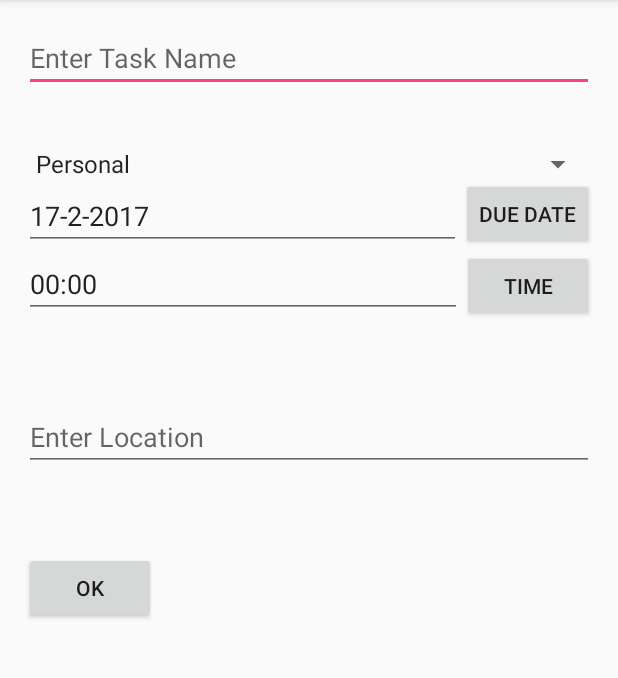
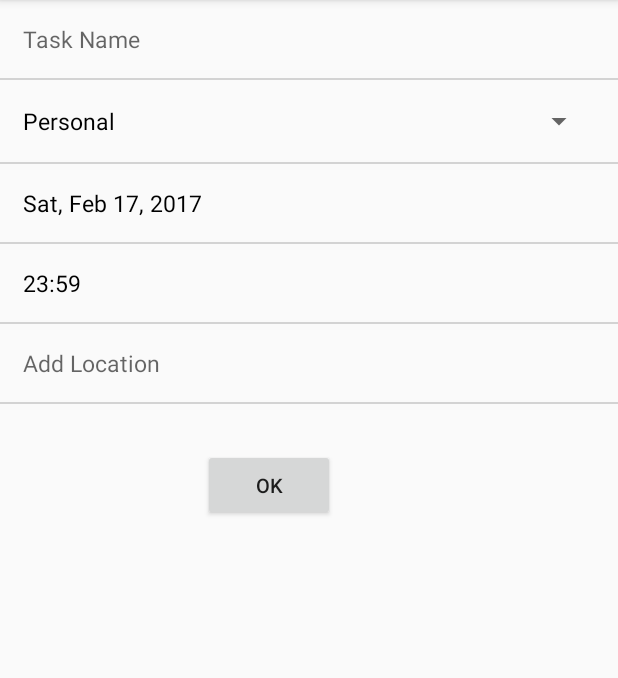
Before and after one commit to karthiknara99/Natural-User-Interaction, an Android app: the CreateTaskActivity screen opened directly, with no data from a screen before it, on a phone screen of 412 x 824 dp, the part 84-762 px from its top. Run offline under Robolectric (Android 15) with nearby library versions, the phone set to English and light mode, and no system bars.

Commit message:
CreateTaskPage Edited

```diff
--- a/ToDoListApp/app/src/main/java/com/teamnougat/todolistapp/CreateTaskActivity.java
+++ b/ToDoListApp/app/src/main/java/com/teamnougat/todolistapp/CreateTaskActivity.java
@@ -8,27 +8,34 @@ import android.app.DatePickerDialog;
 import android.app.TimePickerDialog;
 import android.util.Log;
 import android.view.View;
+import android.widget.ArrayAdapter;
 import android.widget.Button;
 import android.widget.DatePicker;
 import android.widget.EditText;
 import android.widget.Spinner;
+import android.widget.TextView;
 import android.widget.TimePicker;
 import android.widget.Toast;
 
 import com.teamnougat.todolistapp.db.TaskContract;
 import com.teamnougat.todolistapp.db.TaskDbHelper;
 
+import java.text.SimpleDateFormat;
 import java.util.Calendar;
+import java.util.Date;
 
 public class CreateTaskActivity extends AppCompatActivity implements View.OnClickListener{
 
     private static final String TAG = "CreateTaskActivity";
     private TaskDbHelper myHelper;
 
-    Button btnDatePicker, btnTimePicker, btnSubmit;
-    Spinner spTaskType;
-    EditText txtDate, txtTime, txtTitle, txtLocation;
-    private int mYear, mMonth, mDay, mHour, mMinute;
+    Button csubmit;
+    Spinner ctaskType;
+    EditText ctaskName, clocation;
+    TextView cdate, ctime;
+    private int mYear, mMonth, mDate, mDay, mHour, mMinute;
+    private String sDay, sMonth, sHour, sMinute;
+
     @Override
     protected void onCreate(Bundle savedInstanceState) {
         super.onCreate(savedInstanceState);
@@ -36,26 +43,70 @@ public class CreateTaskActivity extends AppCompatActivity implements View.OnClic
 
         myHelper = new TaskDbHelper(this);
 
-        btnDatePicker=(Button)findViewById(R.id.btnDatePick);
-        btnTimePicker=(Button)findViewById(R.id.btnTimePick);
-        txtDate=(EditText)findViewById(R.id.txt_DueDate);
-        txtTime=(EditText)findViewById(R.id.txt_DueTime);
-        txtTitle=(EditText)findViewById(R.id.txt_taskName);
-        txtLocation=(EditText)findViewById(R.id.txt_Location);
-        btnSubmit=(Button)findViewById(R.id.btn_Submit);
-        spTaskType = (Spinner) findViewById(R.id.sp_taskTypes);
+        Spinner taskType = (Spinner) findViewById(R.id.create_taskType);
+        ArrayAdapter<CharSequence> typeAdapter = ArrayAdapter.createFromResource(
+                this, R.array.task_types, R.layout.spinner_item);
+        typeAdapter.setDropDownViewResource(R.layout.spinner_item);
+        taskType.setAdapter(typeAdapter);
 
+        ctaskName = (EditText)findViewById(R.id.create_taskName);
+        ctaskType = (Spinner) findViewById(R.id.create_taskType);
+        cdate = (TextView) findViewById(R.id.create_date);
+        ctime = (TextView) findViewById(R.id.create_time);
+        clocation = (EditText)findViewById(R.id.create_location);
+        csubmit = (Button)findViewById(R.id.create_submit);
 
         final Calendar c = Calendar.getInstance();
         mYear = c.get(Calendar.YEAR);
         mMonth = c.get(Calendar.MONTH);
-        mDay = c.get(Calendar.DAY_OF_MONTH);
-        txtDate.setText(mDay + "-" + (mMonth + 1) + "-" + mYear);
-        txtTime.setText("00" + ":" + "00");
+        mDate = c.get(Calendar.DAY_OF_MONTH);
+        mDay = c.get(Calendar.DAY_OF_WEEK);
+        sDay = findDay(mDay);
+        sMonth = findMonth(mMonth);
+        mHour = c.get(Calendar.HOUR_OF_DAY);
+        mMinute = c.get(Calendar.MINUTE);
+        sHour = "";
+        sMinute = "";
 
-        btnDatePicker.setOnClickListener(this);
-        btnTimePicker.setOnClickListener(this);
-        btnSubmit.setOnClickListener(this);
+        cdate.setText( sDay + ", " + sMonth + " " + mDate + ", " + mYear );
+        ctime.setText("23" + ":" + "59");
+
+        cdate.setOnClickListener(this);
+        ctime.setOnClickListener(this);
+        csubmit.setOnClickListener(this);
+    }
+
+    public String findDay( int mDay ){
+        String sDay = "";
+        switch(mDay){
+            case 0: sDay = "Sun";   break;
+            case 1: sDay = "Mon";   break;
+            case 2: sDay = "Tue";   break;
+            case 3: sDay = "Wed";   break;
+            case 4: sDay = "Thu";   break;
+            case 5: sDay = "Fri";   break;
+            case 6: sDay = "Sat";   break;
+        }
+        return sDay;
+    }
+
+    public String findMonth( int mMonth ){
+        String sMonth = "";
+        switch(mMonth){
+            case 0: sMonth = "Jan";   break;
+            case 1: sMonth = "Feb";   break;
+            case 2: sMonth = "Mar";   break;
+            case 3: sMonth = "Apr";   break;
+            case 4: sMonth = "May";   break;
+            case 5: sMonth = "Jun";   break;
+            case 6: sMonth = "Jul";   break;
+            case 7: sMonth = "Aug";   break;
+            case 8: sMonth = "Sep";   break;
+            case 9: sMonth = "Oct";   break;
+            case 10: sMonth = "Nov";   break;
+            case 11: sMonth = "Dec";   break;
+        }
+        return sMonth;
     }
 
     public void insertDb() {
@@ -63,12 +114,12 @@ public class CreateTaskActivity extends AppCompatActivity implements View.OnClic
 
         ContentValues values = new ContentValues();
 
-        values.put(TaskContract.TaskEntry.COL_TASK_TITLE, txtTitle.getText().toString());
-        values.put(TaskContract.TaskEntry.COL_TASK_TYPE, spTaskType.getSelectedItem().toString());
-        values.put(TaskContract.TaskEntry.COL_TASK_DUEDATE, txtDate.getText().toString());
-        values.put(TaskContract.TaskEntry.COL_TASK_DUETIME, txtTime.getText().toString());
-        if(!txtLocation.getText().toString().isEmpty())
-            values.put(TaskContract.TaskEntry.COL_TASK_LOCATION, txtLocation.getText().toString());
+        values.put(TaskContract.TaskEntry.COL_TASK_TITLE, ctaskName.getText().toString());
+        values.put(TaskContract.TaskEntry.COL_TASK_TYPE, ctaskType.getSelectedItem().toString());
+        values.put(TaskContract.TaskEntry.COL_TASK_DUEDATE, cdate.getText().toString());
+        values.put(TaskContract.TaskEntry.COL_TASK_DUETIME, ctime.getText().toString());
+        if(!clocation.getText().toString().isEmpty())
+            values.put(TaskContract.TaskEntry.COL_TASK_LOCATION, clocation.getText().toString());
 
         db.insert(TaskContract.TaskEntry.TABLE, null, values);
         Log.d(TAG, "Inserted");
@@ -77,8 +128,8 @@ public class CreateTaskActivity extends AppCompatActivity implements View.OnClic
 
     @Override
     public void onClick(View v) {
-        if(v == btnSubmit){
-            if(txtTitle.getText().toString().isEmpty()){
+        if( v == csubmit ){
+            if( ctaskName.getText().toString().isEmpty() ){
                 Toast.makeText(this, "Task Name Empty", Toast.LENGTH_SHORT).show();
             }
             else{
@@ -87,47 +138,43 @@ public class CreateTaskActivity extends AppCompatActivity implements View.OnClic
                 finish();
             }
         }
-        if (v == btnDatePicker) {
+        if( v == cdate ) {
+            final Calendar c = Calendar.getInstance();
 
-            // Get Current Date
+            DatePickerDialog d = new DatePickerDialog(this,
+                    new DatePickerDialog.OnDateSetListener() {
+                        @Override
+                        public void onDateSet(DatePicker view, int year, int monthOfYear, int dayOfMonth) {
+                            SimpleDateFormat sdf = new SimpleDateFormat("EEE");
+                            Date date = new Date(year, monthOfYear, dayOfMonth-1);
+                            String dayOfWeek = sdf.format(date);
+                            mDate = dayOfMonth;
+                            mMonth = monthOfYear;
+                            sMonth = findMonth(monthOfYear);
+                            mYear = year;
+                            cdate.setText( dayOfWeek + ", " + sMonth + " " + mDate + ", " + mYear );
+                        }
+                    }, mYear, mMonth, mDate);
+            d.show();
+        }
+        if( v == ctime ) {
             final Calendar c = Calendar.getInstance();
-            mYear = c.get(Calendar.YEAR);
-            mMonth = c.get(Calendar.MONTH);
-            mDay = c.get(Calendar.DAY_OF_MONTH);
-
-
-            DatePickerDialog datePickerDialog = new DatePickerDialog(this,
-                    new DatePickerDialog.OnDateSetListener() {
-
+            TimePickerDialog t = new TimePickerDialog(this,
+                    new TimePickerDialog.OnTimeSetListener() {
                         @Override
-                        public void onDateSet(DatePicker view, int year,
-                                              int monthOfYear, int dayOfMonth) {
-
-                            txtDate.setText(dayOfMonth + "-" + (monthOfYear + 1) + "-" + year);
-
-                        }
-                    }, mYear, mMonth, mDay);
-            datePickerDialog.show();
-        }
-        if (v == btnTimePicker) {
-
-            // Get Current Time
-            final Calendar c = Calendar.getInstance();
-            mHour = c.get(Calendar.HOUR_OF_DAY);
-            mMinute = c.get(Calendar.MINUTE);
-
-            // Launch Time Picker Dialog
-            TimePickerDialog timePickerDialog = new TimePickerDialog(this,
-                    new TimePickerDialog.OnTimeSetListener() {
-
-                        @Override
-                        public void onTimeSet(TimePicker view, int hourOfDay,
-                                              int minute) {
-
-                            txtTime.setText(hourOfDay + ":" + minute);
+                        public void onTimeSet(TimePicker view, int hourOfDay, int minute) {
+                            mHour = hourOfDay;
+                            mMinute = minute;
+                            if( mHour < 10 )
+                                sHour = "0";
+                            sHour += "" + mHour;
+                            if( mMinute < 10 )
+                                sMinute = "0";
+                            sMinute += "" + mMinute;
+                            ctime.setText(sHour + ":" + sMinute);
                         }
                     }, mHour, mMinute, false);
-            timePickerDialog.show();
+            t.show();
         }
     }
 }
--- a/ToDoListApp/app/src/main/java/com/teamnougat/todolistapp/MainActivity.java
+++ b/ToDoListApp/app/src/main/java/com/teamnougat/todolistapp/MainActivity.java
@@ -65,6 +65,9 @@ public class MainActivity extends AppCompatActivity {
         String selectQuery = "SELECT " + TaskContract.TaskEntry.COL_TASK_TITLE + ", "
                 + TaskContract.TaskEntry.COL_TASK_TYPE + ", " + TaskContract.TaskEntry.COL_TASK_DUEDATE + " FROM " + TaskContract.TaskEntry.TABLE
                 + " WHERE " + TaskContract.TaskEntry.COL_TASK_KEY + " ORDER BY " + TaskContract.TaskEntry.COL_TASK_DUEDATE + ";";
+        /*
+        SELECT TITLE, TYPE, DUEDATE FROM TASKS WHERE KEY ORDER BY DUEDATE;
+         */
 
         Cursor cursor = db.rawQuery(selectQuery, null);
 
--- a/ToDoListApp/app/src/main/res/layout/activity_create_task.xml
+++ b/ToDoListApp/app/src/main/res/layout/activity_create_task.xml
@@ -4,96 +4,101 @@
     android:id="@+id/activity_create_task"
     android:layout_width="match_parent"
     android:layout_height="match_parent"
-    android:paddingBottom="@dimen/activity_vertical_margin"
-    android:paddingLeft="@dimen/activity_horizontal_margin"
-    android:paddingRight="@dimen/activity_horizontal_margin"
-    android:paddingTop="@dimen/activity_vertical_margin"
     tools:context="com.teamnougat.todolistapp.CreateTaskActivity">
 
-<EditText
-    android:layout_width="match_parent"
-    android:layout_height="wrap_content"
-    android:id="@+id/txt_taskName"
-    android:layout_alignParentTop="true"
-    android:layout_alignParentLeft="true"
-    android:layout_alignParentStart="true"
-    android:layout_alignParentRight="true"
-    android:layout_alignParentEnd="true"
-    android:hint="Enter Task Name"/>
+    <LinearLayout android:id="@+id/Text"
+        android:layout_width="match_parent"
+        android:layout_height="wrap_content"
+        android:orientation="vertical">
 
-<Spinner
-    android:layout_width="match_parent"
-    android:layout_height="wrap_content"
-    android:id="@+id/sp_taskTypes"
-    android:entries="@array/task_types"
-    android:layout_below="@+id/txt_taskName"
-    android:layout_alignParentLeft="true"
-    android:layout_alignParentStart="true"
-    android:layout_marginTop="36dp"
-    android:spinnerMode="dropdown"/>
+        <EditText
+            android:id="@+id/create_taskName"
+            android:layout_width="match_parent"
+            android:layout_height="wrap_content"
+            android:layout_margin="15dp"
+            android:hint="Task Name"
+            android:textSize="15dp"
+            android:textColor="#000"
+            android:background="@android:color/transparent"/>
 
-<Button
-    android:layout_width="wrap_content"
-    android:layout_height="wrap_content"
-    android:text="Due Date"
-    android:id="@+id/btnDatePick"
-    android:layout_alignBottom="@+id/txt_DueDate"
-    android:layout_alignRight="@+id/sp_taskTypes"
-    android:layout_alignEnd="@+id/sp_taskTypes" />
+        <TextView
+            android:id="@+id/line1"
+            android:layout_width="fill_parent"
+            android:layout_height="1dp"
+            android:text=" "
+            android:background="#d3d3d3" />
 
-<EditText
-    android:layout_width="wrap_content"
-    android:layout_height="wrap_content"
-    android:inputType="date"
-    android:ems="10"
-    android:id="@+id/txt_DueDate"
-    android:layout_below="@+id/sp_taskTypes"
-    android:layout_alignParentLeft="true"
-    android:layout_alignParentStart="true"
-    android:layout_toLeftOf="@+id/btnDatePick"
-    android:layout_toStartOf="@+id/btnDatePick" />
+        <Spinner
+            android:id="@+id/create_taskType"
+            android:layout_width="match_parent"
+            android:layout_height="wrap_content"
+            android:layout_margin="15dp"/>
 
-<EditText
-    android:layout_width="wrap_content"
-    android:layout_height="wrap_content"
-    android:inputType="time"
-    android:ems="10"
-    android:id="@+id/txt_DueTime"
-    android:layout_below="@+id/txt_DueDate"
-    android:layout_alignParentLeft="true"
-    android:layout_alignParentStart="true"
-    android:layout_toLeftOf="@+id/btnTimePick"
-    android:layout_toStartOf="@+id/btnTimePick" />
+        <TextView
+            android:id="@+id/line2"
+            android:layout_width="fill_parent"
+            android:layout_height="1dp"
+            android:text=" "
+            android:background="#d3d3d3"/>
 
-<Button
-    android:layout_width="wrap_content"
-    android:layout_height="wrap_content"
-    android:text="Time"
-    android:id="@+id/btnTimePick"
-    android:layout_below="@+id/btnDatePick"
-    android:layout_alignParentRight="true"
-    android:layout_alignParentEnd="true" />
+        <TextView
+            android:id="@+id/create_date"
+            android:layout_width="wrap_content"
+            android:layout_height="wrap_content"
+            android:layout_margin="15dp"
+            android:textSize="15dp"
+            android:textColor="#000"
+            android:background="@android:color/transparent" />
 
-<EditText
-    android:layout_width="match_parent"
-    android:layout_height="wrap_content"
-    android:id="@+id/txt_Location"
-    android:layout_below="@+id/btnTimePick"
-    android:layout_alignParentLeft="true"
-    android:layout_alignParentStart="true"
-    android:layout_marginTop="54dp"
-    android:layout_alignRight="@+id/btnTimePick"
-    android:layout_alignEnd="@+id/btnTimePick"
-    android:hint="Enter Location"/>
+        <TextView
+            android:id="@+id/line3"
+            android:layout_width="fill_parent"
+            android:layout_height="1dp"
+            android:text=" "
+            android:background="#d3d3d3"/>
 
-<Button
-    android:layout_width="wrap_content"
-    android:layout_height="wrap_content"
-    android:text="OK"
-    android:id="@+id/btn_Submit"
-    android:layout_below="@+id/txt_Location"
-    android:layout_alignParentLeft="true"
-    android:layout_alignParentStart="true"
-    android:layout_marginTop="54dp" />
+        <TextView
+            android:id="@+id/create_time"
+            android:layout_width="wrap_content"
+            android:layout_height="wrap_content"
+            android:layout_margin="15dp"
+            android:textSize="15dp"
+            android:textColor="#000"
+            android:background="@android:color/transparent"/>
+
+        <TextView
+            android:id="@+id/line4"
+            android:layout_width="fill_parent"
+            android:layout_height="1dp"
+            android:text=" "
+            android:background="#d3d3d3"/>
+
+        <EditText
+            android:id="@+id/create_location"
+            android:layout_width="match_parent"
+            android:layout_height="wrap_content"
+            android:layout_margin="15dp"
+            android:hint="Add Location"
+            android:textSize="15dp"
+            android:textColor="#000"
+            android:background="@android:color/transparent"/>
+
+        <TextView
+            android:id="@+id/line5"
+            android:layout_width="fill_parent"
+            android:layout_height="1dp"
+            android:text=" "
+            android:background="#d3d3d3"/>
+
+        <Button
+            android:id="@+id/create_submit"
+            android:layout_width="wrap_content"
+            android:layout_height="wrap_content"
+            android:layout_marginTop="30dp"
+            android:layout_marginLeft="135dp"
+            android:text="OK"
+            android:textSize="13dp"/>
+
+    </LinearLayout>
 
 </RelativeLayout>
--- a/ToDoListApp/app/src/main/res/layout/item_todo.xml
+++ b/ToDoListApp/app/src/main/res/layout/item_todo.xml
@@ -2,10 +2,12 @@
 <RelativeLayout xmlns:android="http://schemas.android.com/apk/res/android"
     android:layout_width="fill_parent"
     android:layout_height="wrap_content">
+
     <LinearLayout android:id="@+id/Text"
         android:layout_width="match_parent"
         android:layout_height="wrap_content"
         android:orientation="vertical">
+
         <TextView
             android:id="@+id/task_title"
             android:layout_width="wrap_content"
@@ -14,6 +16,7 @@
             android:text="Sky's Birthday"
             android:textSize="20dp"
             android:textStyle="italic"/>
+
         <TextView
             android:id="@+id/task_type"
             android:layout_width="match_parent"
@@ -22,7 +25,9 @@
             android:textSize="14dp"
             android:paddingBottom="7dp"
             />
+
     </LinearLayout>
+
     <TextView
         android:id="@+id/task_date"
         android:layout_width="wrap_content"
--- /dev/null
+++ b/ToDoListApp/app/src/main/res/layout/spinner_item.xml
@@ -0,0 +1,8 @@
+<?xml version="1.0" encoding="utf-8"?>
+<TextView xmlns:android="http://schemas.android.com/apk/res/android"
+    android:id="@android:id/text1"
+    android:layout_width="match_parent"
+    android:layout_height="wrap_content"
+    android:textSize="15dp"
+    android:textColor="#000"
+    android:layout_margin="15dp"/>
```
